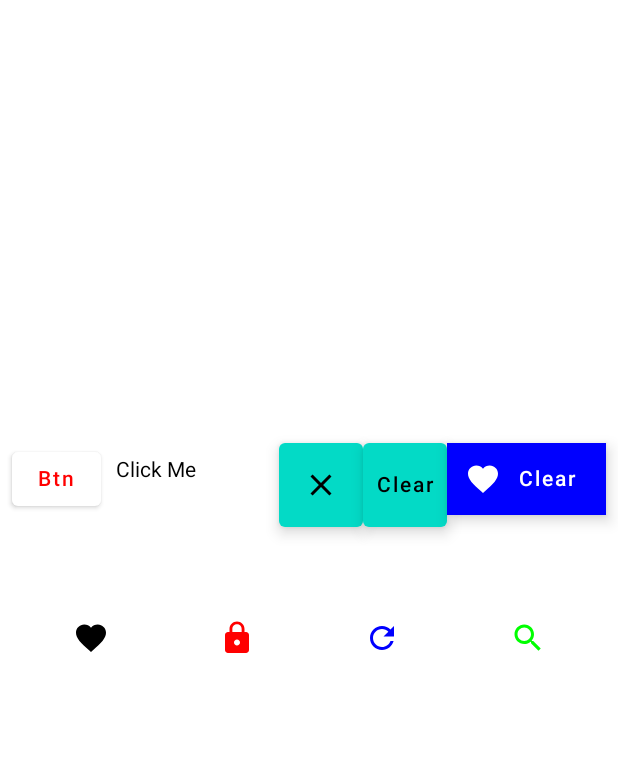
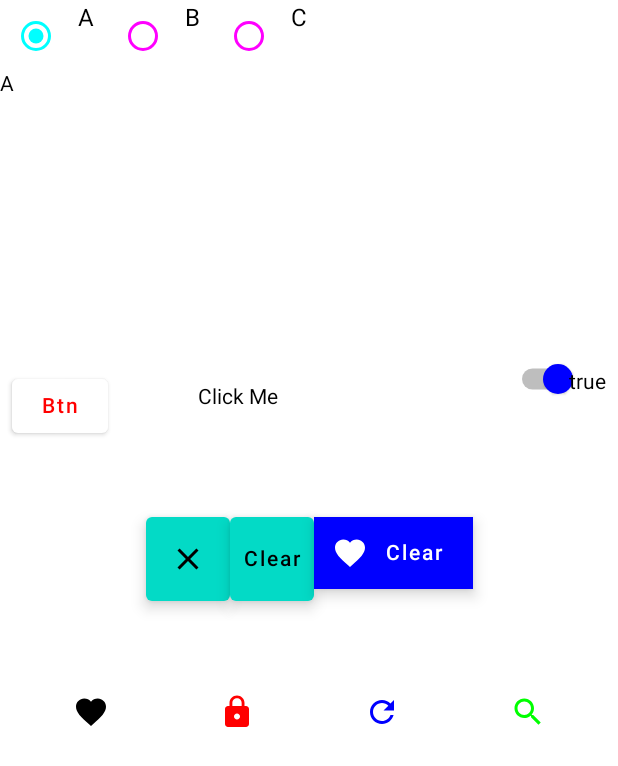
Before and after one commit to Nolions/ExerciseJetpackCompose, an Android app built with Jetpack Compose: the ButtonTestActivity screen opened directly, with no data from a screen before it, on a phone screen of 412 x 824 dp. Shown: the top 766 px of the screen. Run offline under Robolectric (Android 15) with nearby library versions, the light colour scheme and no system bars.

Commit message:
[feaure] Switch Button & RadioButton

```diff
--- a/app/src/main/java/tw/nolions/exercisejetpackcompose/ButtonTestActivity.kt
+++ b/app/src/main/java/tw/nolions/exercisejetpackcompose/ButtonTestActivity.kt
@@ -5,8 +5,8 @@ import android.os.Bundle
 import android.widget.Toast
 import androidx.activity.ComponentActivity
 import androidx.activity.compose.setContent
-import androidx.compose.foundation.interaction.MutableInteractionSource
 import androidx.compose.foundation.layout.*
+import androidx.compose.foundation.selection.selectable
 import androidx.compose.foundation.text.ClickableText
 import androidx.compose.material.*
 import androidx.compose.material.icons.Icons
@@ -78,6 +78,32 @@ fun Button() {
                 )
             }
 
+            val checkedState = remember { mutableStateOf(true) }
+            Switch(
+                checked = checkedState.value,
+                onCheckedChange = { checkedState.value = it },
+                modifier = Modifier.size(30.dp, 10.dp),
+                colors = SwitchDefaults.colors(
+                    checkedThumbColor = Color.Blue,
+                    checkedTrackColor = Color.Gray,
+                    uncheckedThumbColor = Color.Magenta,
+                    uncheckedTrackColor = Color.Transparent
+                )
+            )
+
+            Text(text = checkedState.value.toString())
+        }
+
+        Spacer(
+            modifier = Modifier
+                .height(50.dp)
+                .fillMaxWidth()
+        )
+
+        Row(
+            modifier = Modifier.fillMaxWidth(),
+            horizontalArrangement = Arrangement.Center
+        ) {
             FloatingActionButton(
                 onClick = { /*TODO*/ },
                 shape = MaterialTheme.shapes.small
@@ -94,8 +120,6 @@ fun Button() {
             ) {
                 Text("Clear")
             }
-
-            val state = remember { MutableInteractionSource() }
 
             ExtendedFloatingActionButton(
                 icon = { Icon(Icons.Filled.Favorite, "") },
@@ -150,6 +174,50 @@ fun Button() {
             fontSize = 25.sp,
         )
     }
+
+    RadioButtonDemo()
+}
+
+@Composable
+fun RadioButtonDemo() {
+    val radioOptions = listOf("A", "B", "C")
+    val (selectedOption, onOptionSelected) = remember { mutableStateOf(radioOptions[0]) }
+
+    Column {
+        Row {
+        radioOptions.forEach { text ->
+            Row(
+                Modifier
+                    .selectable(
+                        selected = (text == selectedOption),
+                        onClick = {
+                            onOptionSelected(text)
+                        }
+                    )
+            ) {
+                RadioButton(
+                    selected = (text == selectedOption),
+                    onClick = { onOptionSelected(text) },
+                    colors = RadioButtonDefaults.colors(
+                        selectedColor = Color.Cyan,
+                        unselectedColor = Color.Magenta
+                    )
+                )
+
+                Text(
+                    text = text,
+                    style = MaterialTheme.typography.body1.merge(),
+                    modifier = Modifier.padding(start = 4.dp, end = 8.dp)
+                )
+            }
+
+        }
+        }
+
+        Text(
+            text = selectedOption
+        )
+    }
 }
 
 fun toastAlert(context: Context, text: String) {
```
Also changed, not shown: 2 other files.
